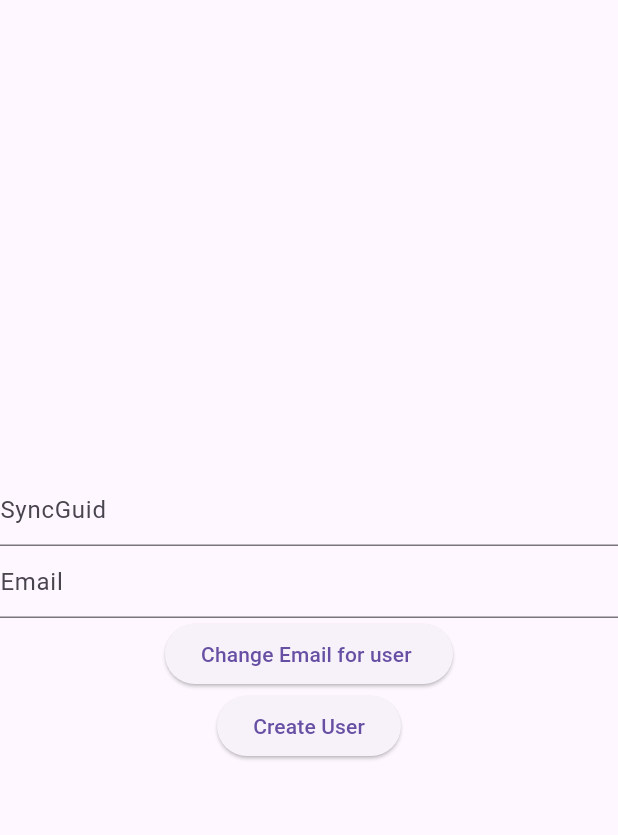
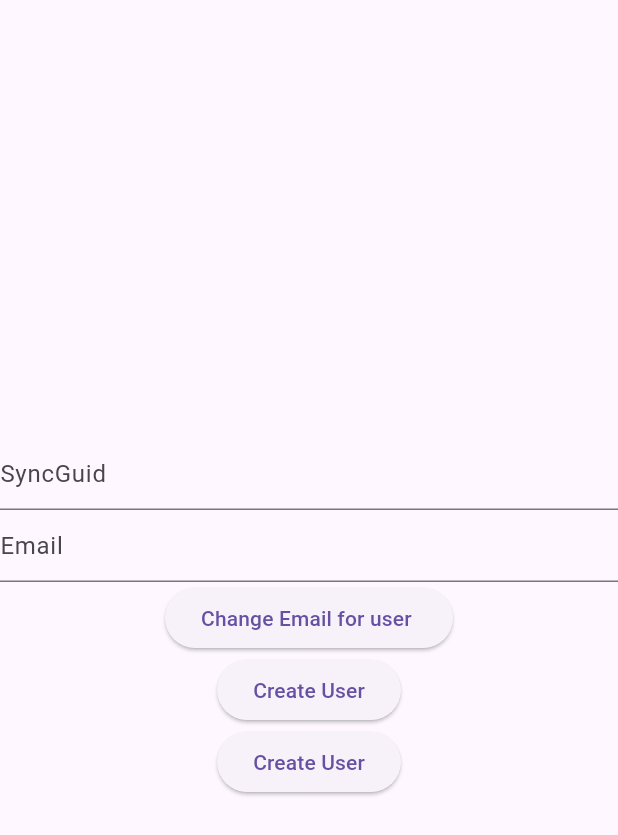
Before and after one commit to arturosalgado/dart-flutter-tests, a Flutter app: the screen it shows after launch, after a tap on "Create User", on a phone screen of 412 x 824 dp. Shown: the top 835 px of the screen. Run offline on Flutter 3.47's test engine with Material 3 defaults, Android fonts, the light colour scheme and no system bars; project files that could hold a hidden picture were left out.

Commit message:
lets switch users

```diff
--- a/flutter_application_emu/lib/database_lib_service.dart
+++ b/flutter_application_emu/lib/database_lib_service.dart
@@ -20,16 +20,23 @@ class Databaselibservice {
       user.username = "a$code";
       user.store.save(Operations.save);
     } else if (payload['action'] == 'update') {
-      user = await DbDataConverter.findById<UserData>(payload['syncGuid']);
-      if (user != null) {
-        user.email = payload['email'];
-        EmailUpdater().update(user.syncGuid, payload['email']);
-        print("User updated is [$user] ");
-      } else {
-        print("user not found ");
+      if (payload['type'] = 'user') {
+        return updateUser(payload);
+      } else if (payload['type'] == 'blob') {
+        return updateBlob(payload);
       }
     }
+  }
 
-    return {'object': user, 'action': 'refresh'};
+  Future<void> updateUser(Map<String, dynamic> payload) async {
+    UserData? user;
+    user = await DbDataConverter.findById<UserData>(payload['syncGuid']);
+    if (user != null) {
+      user.email = payload['email'];
+      EmailUpdater().update(user.syncGuid, payload['email']);
+      print("User updated is [$user] ");
+    } else {
+      print("user not found ");
+    }
   }
 }
--- a/flutter_application_emu/lib/main.dart
+++ b/flutter_application_emu/lib/main.dart
@@ -24,8 +24,20 @@ class MainApp extends StatelessWidget {
     String id = generateRandomString();
     Map<String, dynamic> payload = {
       'action': 'create',
+      'type': 'user',
       'syncGuid': id,
       'email': 'art$id@gmail.com'
+    };
+    DynamicState().getDynamicStateFromDatabaseLibrary(payload);
+  }
+
+  void onPressedCreateBlob() {
+    String id = generateRandomString2();
+    Map<String, dynamic> payload = {
+      'action': 'create',
+      'type': 'blob',
+      'syncGuid': id,
+      'content': "content:$id"
     };
     DynamicState().getDynamicStateFromDatabaseLibrary(payload);
   }
@@ -55,6 +67,9 @@ class MainApp extends StatelessWidget {
                   child: const Text('Change Email for user ')),
               ElevatedButton(
                   onPressed: onPressedCreateUser,
+                  child: const Text('Create User')),
+              ElevatedButton(
+                  onPressed: onPressedCreateBlob,
                   child: const Text('Create User'))
             ],
           ),
@@ -67,4 +82,9 @@ class MainApp extends StatelessWidget {
     final random = Random();
     return (1000 + random.nextInt(9000)).toString();
   }
+
+  String generateRandomString2() {
+    final random = Random();
+    return (100 + random.nextInt(900)).toString();
+  }
 }
```
